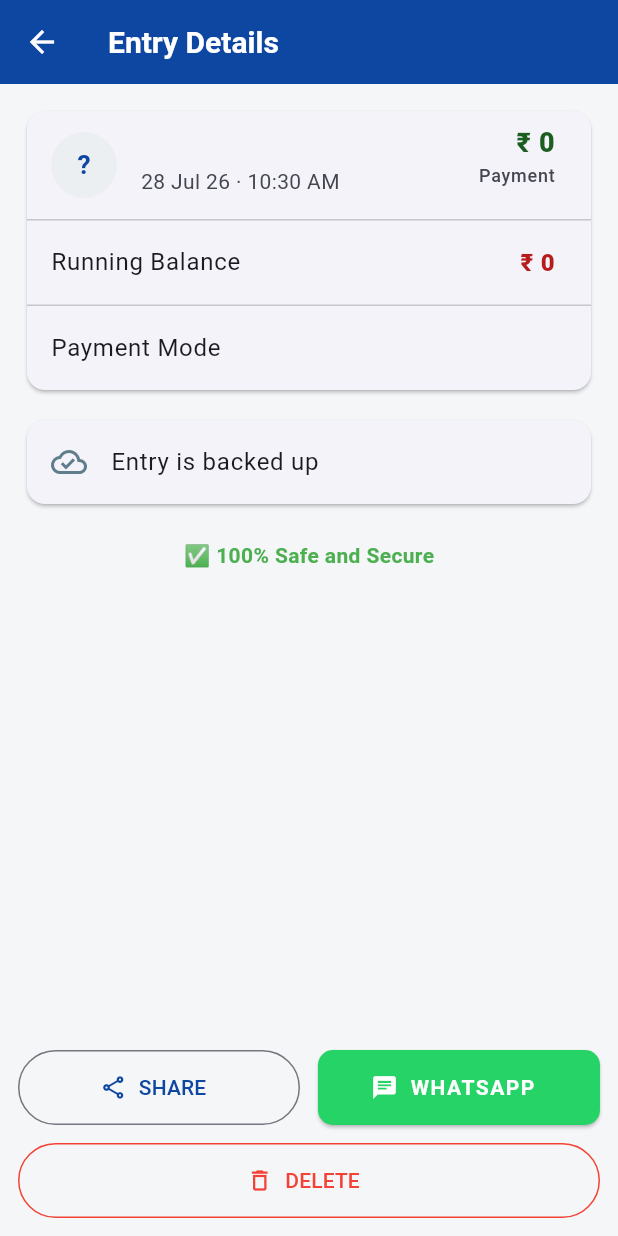
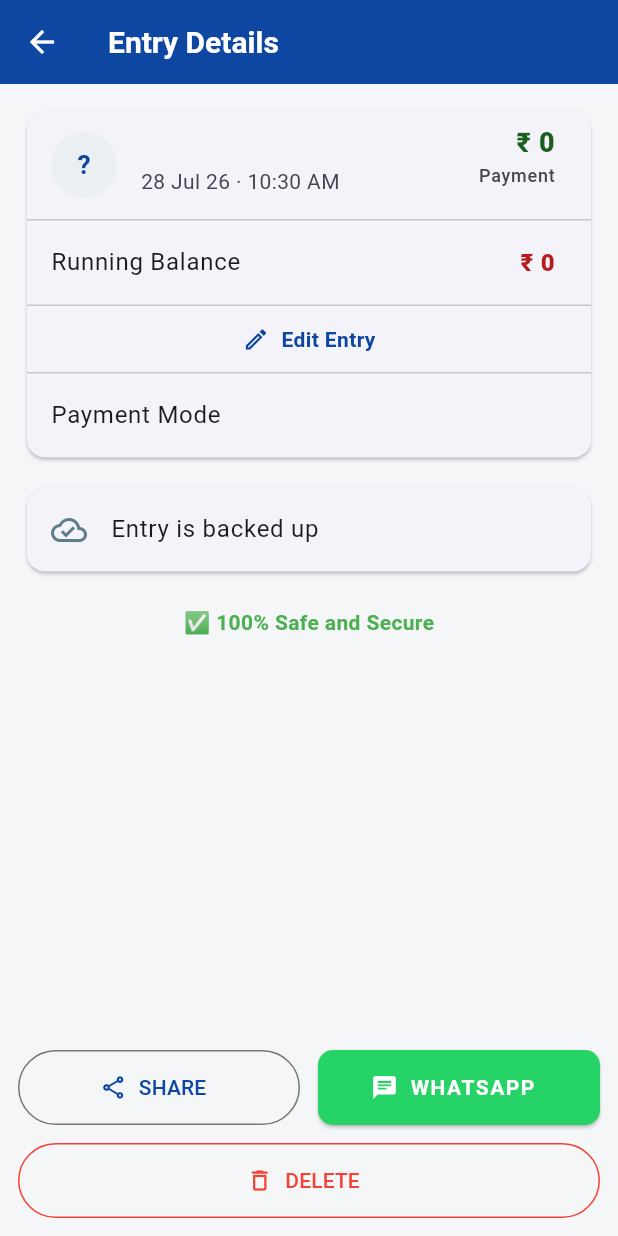
Before and after one commit to sivanesan1103/finbook, a Flutter app: the EntryDetailsScreen screen opened directly with empty values, on a phone screen of 412 x 824 dp. Run offline on Flutter 3.47's test engine with Material 3 defaults, Android fonts, the phone set to English and light mode, and no system bars; our stand-ins replace file_picker, flutter_contacts, package_info_plus, share_plus, shared_preferences; accounts and stored records are empty.

Commit message:
Add edit-entry to mobile and web, cut v12 build (1.0.0+15)
Entry Details already had share/delete but no way to fix a wrong
amount/date/mode short of delete-and-recreate. Backend already exposed
PATCH /transactions/:txId, so this wires it up: mobile gets an "Edit
Entry" row on the details screen reusing AddEntryScreen in edit mode,
web gets an edit icon on each ledger row reusing the add-entry modal.

Co-Authored-By: Claude Sonnet 5 <noreply@anthropic.com>

```diff
--- a/mobile/lib/l10n/en.dart
+++ b/mobile/lib/l10n/en.dart
@@ -39,14 +39,17 @@ const Map<String, String> en = {
   // add entry screen
   'addEntry.youGaveTo': 'You gave ₹ to {name}',
   'addEntry.youGotFrom': 'You got ₹ from {name}',
+  'addEntry.editTitle': 'Edit Entry',
   'addEntry.saving': 'SAVING…',
   'addEntry.save': 'SAVE',
+  'addEntry.saveChanges': 'SAVE CHANGES',
   'addEntry.enterAmount': 'Enter amount',
   'addEntry.enterDetails': 'Enter details (items, bill number…)',
   'addEntry.paymentMode': 'Payment mode',
 
   // entry details screen
   'entryDetails.title': 'Entry Details',
+  'entryDetails.editEntry': 'Edit Entry',
   'entryDetails.deleteConfirmTitle': 'Delete entry?',
   'entryDetails.deleteConfirmBody': 'This entry will be removed from the ledger (recoverable from the database).',
   'entryDetails.delete': 'DELETE',
--- a/mobile/lib/l10n/ta.dart
+++ b/mobile/lib/l10n/ta.dart
@@ -39,14 +39,17 @@ const Map<String, String> ta = {
   // add entry screen
   'addEntry.youGaveTo': '{name}-க்கு நீங்கள் ₹ கொடுத்தது',
   'addEntry.youGotFrom': '{name}-இடமிருந்து நீங்கள் ₹ பெற்றது',
+  'addEntry.editTitle': 'பதிவைத் திருத்து',
   'addEntry.saving': 'சேமிக்கிறது…',
   'addEntry.save': 'சேமி',
+  'addEntry.saveChanges': 'மாற்றங்களைச் சேமி',
   'addEntry.enterAmount': 'தொகையை உள்ளிடவும்',
   'addEntry.enterDetails': 'விவரங்களை உள்ளிடவும் (பொருட்கள், பில் எண்…)',
   'addEntry.paymentMode': 'பணம் செலுத்தும் முறை',
 
   // entry details screen
   'entryDetails.title': 'பதிவு விவரங்கள்',
+  'entryDetails.editEntry': 'பதிவைத் திருத்து',
   'entryDetails.deleteConfirmTitle': 'பதிவை நீக்கவா?',
   'entryDetails.deleteConfirmBody': 'இந்த பதிவு கணக்கிலிருந்து அகற்றப்படும் (தரவுத்தளத்திலிருந்து மீட்டெடுக்கக்கூடியது).',
   'entryDetails.delete': 'நீக்கு',
--- a/mobile/lib/screens/entry_details_screen.dart
+++ b/mobile/lib/screens/entry_details_screen.dart
@@ -14,6 +14,7 @@ import '../l10n/translations.dart';
 import '../models/models.dart';
 import '../providers/app_state.dart';
 import '../widgets/common.dart';
+import 'add_entry_screen.dart';
 
 class EntryDetailsScreen extends StatefulWidget {
   final Party party;
@@ -95,6 +96,18 @@ class _EntryDetailsScreenState extends State<EntryDetailsScreen> {
     } finally {
       if (mounted) setState(() => sendingWhatsapp = false);
     }
+  }
+
+  Future<void> _edit(BuildContext context) async {
+    final saved = await Navigator.push<bool>(
+      context,
+      MaterialPageRoute(builder: (_) => AddEntryScreen(party: party, type: entry.type, entry: entry)),
+    );
+    // Editing can change the amount/date, which shifts every running balance
+    // after it — simplest correct fix is to pop back to the ledger (like
+    // delete already does) so it reloads with fresh totals, rather than
+    // patching this screen's now-stale entry in place.
+    if (saved == true && context.mounted) Navigator.pop(context, true);
   }
 
   Future<void> _delete(BuildContext context) async {
@@ -202,6 +215,19 @@ class _EntryDetailsScreenState extends State<EntryDetailsScreen> {
               trailing: Text(inr(entry.runningBalance),
                   style: const TextStyle(color: AppColors.gave, fontSize: 16, fontWeight: FontWeight.w800)),
             ),
+            const Divider(height: 1),
+            InkWell(
+              onTap: () => _edit(context),
+              child: Padding(
+                padding: const EdgeInsets.symmetric(vertical: 12),
+                child: Row(mainAxisAlignment: MainAxisAlignment.center, children: [
+                  const Icon(Icons.edit_outlined, size: 18, color: AppColors.primary),
+                  const SizedBox(width: 8),
+                  Text(context.tr('entryDetails.editEntry'),
+                      style: const TextStyle(color: AppColors.primary, fontWeight: FontWeight.w700)),
+                ]),
+              ),
+            ),
             if (entry.description != null && entry.description!.isNotEmpty) ...[
               const Divider(height: 1),
               ListTile(title: Text(context.tr('entryDetails.details')), subtitle: Text(entry.description!)),
--- a/mobile/pubspec.yaml
+++ b/mobile/pubspec.yaml
@@ -1,7 +1,7 @@
 name: finbook
 description: FinBook — Khatabook-inspired business ledger (Flutter client for the shared Node.js API)
 publish_to: "none"
-version: 1.0.0+14
+version: 1.0.0+15
 
 environment:
   sdk: ">=3.0.0 <4.0.0"
```
Also changed, not shown: mobile/lib/screens/add_entry_screen.dart (+35 -8 lines), 4 other files.
